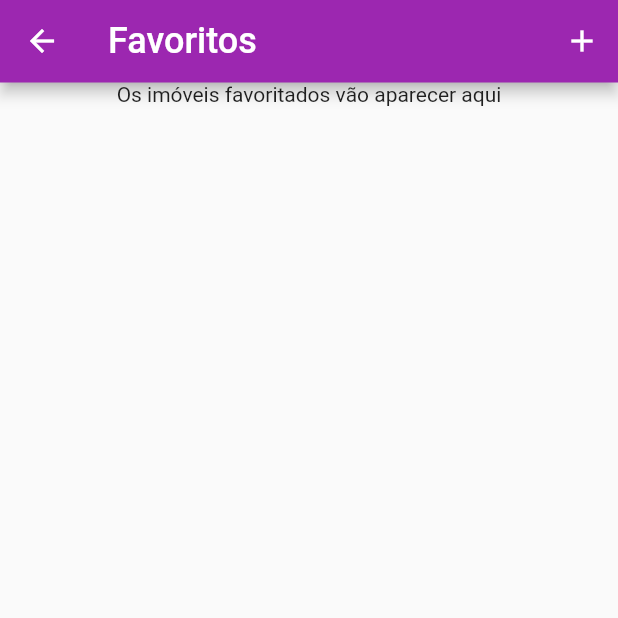
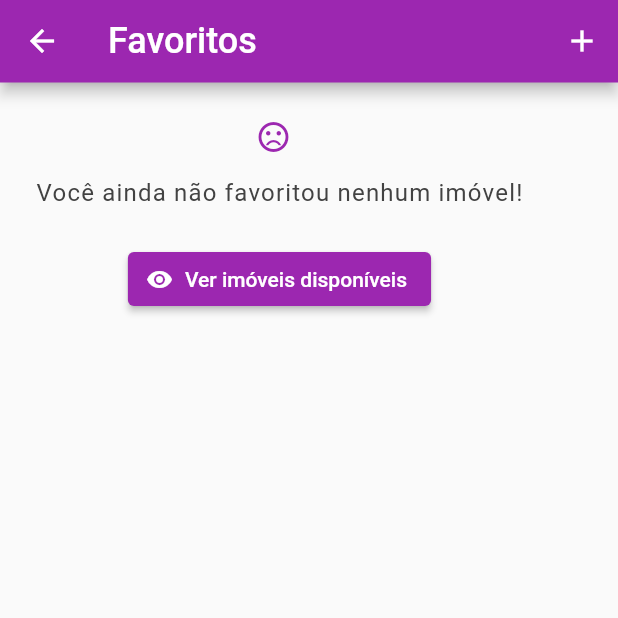
Before and after one commit to isasalmeron/house_listing, a Flutter app: the Favorites screen opened by its route, on a phone screen of 412 x 824 dp, the top half of it. Run offline on Flutter 3.47's test engine with Material 2 defaults, Android fonts, the phone set to English and light mode, and no system bars.

Commit message:
Add favorite screen

```diff
--- /dev/null
+++ b/lib/components/buttons/primary_button.dart
@@ -0,0 +1,22 @@
+import 'package:flutter/material.dart';
+
+class PrimaryButton extends StatelessWidget {
+  final IconData icon;
+  final String text;
+  final Function onPressed;
+
+  PrimaryButton({
+    this.icon,
+    this.text,
+    @required this.onPressed,
+  });
+
+  @override
+  Widget build(BuildContext context) {
+    return ElevatedButton.icon(
+      icon: Icon(icon, size: 18),
+      label: Text(text),
+      onPressed: onPressed,
+    );
+  }
+}
--- /dev/null
+++ b/lib/components/empty_state.dart
@@ -0,0 +1,32 @@
+import 'package:flutter/material.dart';
+
+import 'package:house_listing/components/icon.dart';
+import 'package:house_listing/components/typography/body.dart';
+
+class EmptyState extends StatelessWidget {
+  final IconData icon;
+  final String message;
+  final Widget button;
+
+  EmptyState({
+    this.message,
+    this.button,
+    this.icon,
+  });
+
+  @override
+  Widget build(BuildContext context) {
+    return Column(
+      children: [
+        CustomIcon(icon: icon),
+        Padding(
+          padding: const EdgeInsets.fromLTRB(0, 16, 0, 24),
+          child: Body(text: message),
+        ),
+        Column(
+          children: [button],
+        ),
+      ],
+    );
+  }
+}
--- a/lib/components/house_card/house_info.dart
+++ b/lib/components/house_card/house_info.dart
@@ -1,6 +1,6 @@
 import 'package:flutter/material.dart';
+
 import 'package:house_listing/components/icon.dart';
-
 import 'package:house_listing/components/typography/label.dart';
 
 class HouseInfo extends StatelessWidget {
--- a/lib/components/house_card/location_info.dart
+++ b/lib/components/house_card/location_info.dart
@@ -1,6 +1,6 @@
 import 'package:flutter/material.dart';
+
 import 'package:house_listing/components/icon.dart';
-
 import 'package:house_listing/components/typography/body.dart';
 
 class LocationInfo extends StatelessWidget {
--- a/lib/models/address.dart
+++ b/lib/models/address.dart
@@ -3,9 +3,9 @@ class Address {
   final String neighborhood;
   final String city;
 
-  Address(
+  Address({
     this.street,
     this.neighborhood,
     this.city,
-  );
+  });
 }
--- a/lib/models/house.dart
+++ b/lib/models/house.dart
@@ -1,6 +1,8 @@
+import 'package:flutter/material.dart';
+
 import 'package:house_listing/models/address.dart';
 
-class House {
+class House extends ChangeNotifier {
   final String houseType;
   final String businessType;
   final double amount;
@@ -8,9 +10,9 @@ class House {
   final int footage;
   final Address address;
   final String thumbnail;
-  final bool isFavorited;
+  bool isFavorited;
 
-  House(
+  House({
     this.houseType,
     this.businessType,
     this.amount,
@@ -19,5 +21,11 @@ class House {
     this.address,
     this.thumbnail,
     this.isFavorited,
-  );
+  });
+
+  updateIsFavorited(House house) {
+    house.isFavorited = !house.isFavorited;
+
+    notifyListeners();
+  }
 }
--- a/lib/screens/favorites.dart
+++ /dev/null
@@ -1,37 +0,0 @@
-import 'package:flutter/material.dart';
-
-import 'package:house_listing/components/app_bar.dart';
-
-class Favorites extends StatelessWidget {
-  @override
-  Widget build(BuildContext context) {
-    return Scaffold(
-      appBar: PreferredSize(
-        preferredSize: const Size.fromHeight(55),
-        child: CustomAppBar(
-          icons: [
-            IconButton(
-              icon: const Icon(Icons.add),
-              tooltip: 'Cadastrar um novo imóvel',
-              onPressed: () {
-                Navigator.pushNamed(context, '/cadastrar');
-              },
-            ),
-          ],
-          title: 'Favoritos',
-        ),
-      ),
-      body: ListView(children: <Widget>[
-        Center(
-          child: Column(
-            children: <Widget>[
-              Text(
-                'Os imóveis favoritados vão aparecer aqui',
-              ),
-            ],
-          ),
-        ),
-      ]),
-    );
-  }
-}
--- /dev/null
+++ b/lib/screens/favorites/favorites.dart
@@ -0,0 +1,67 @@
+import 'package:flutter/material.dart';
+import 'package:provider/provider.dart';
+
+import 'package:house_listing/models/houses.dart';
+import 'package:house_listing/components/app_bar.dart';
+import 'package:house_listing/components/empty_state.dart';
+import 'package:house_listing/components/house_card/house_card.dart';
+import 'package:house_listing/components/buttons/primary_button.dart';
+import 'package:house_listing/screens/favorites/messages.dart';
+
+class Favorites extends StatelessWidget {
+  @override
+  Widget build(BuildContext context) {
+    return Scaffold(
+      appBar: PreferredSize(
+        preferredSize: const Size.fromHeight(55),
+        child: CustomAppBar(
+          icons: [
+            IconButton(
+              icon: const Icon(Icons.add),
+              tooltip: addHouseTooltip,
+              onPressed: () {
+                Navigator.pushNamed(context, '/cadastrar');
+              },
+            ),
+          ],
+          title: appBarTitle,
+        ),
+      ),
+      body: Padding(
+        padding: const EdgeInsets.all(24),
+        child: Consumer<Houses>(builder: (context, houses, child) {
+          final _numberOfHouses = houses.houses.length;
+
+          if (_numberOfHouses >= 1) {
+            final _favoritedHouses =
+                houses.houses.where((house) => house.isFavorited).toList();
+            final _numberOfFavoritedHouses = _favoritedHouses.length;
+
+            if (_numberOfFavoritedHouses >= 1) {
+              final _lastFavorited = _favoritedHouses.reversed;
+
+              return ListView(
+                children: _lastFavorited
+                    .map((house) => HouseCard(
+                          house: house,
+                          hasFavoritedIcon: false,
+                        ))
+                    .toList(),
+              );
+            }
+          }
+
+          return EmptyState(
+            icon: Icons.sentiment_dissatisfied_sharp,
+            message: emptyStateMessage,
+            button: PrimaryButton(
+              icon: Icons.remove_red_eye,
+              text: emptyStateButtonMessage,
+              onPressed: () => Navigator.of(context).pop(),
+            ),
+          );
+        }),
+      ),
+    );
+  }
+}
--- /dev/null
+++ b/lib/screens/favorites/messages.dart
@@ -0,0 +1,6 @@
+final addHouseTooltip = 'Cadastrar um novo imóvel';
+
+final emptyStateMessage = 'Você ainda não favoritou nenhum imóvel!';
+final emptyStateButtonMessage = 'Ver imóveis disponíveis';
+
+final appBarTitle = 'Favoritos';
--- /dev/null
+++ b/lib/screens/home_page/messages.dart
@@ -0,0 +1,8 @@
+final favoriteButtonTooltip = 'Favoritar';
+final addHouseTooltip = 'Cadastrar um novo imóvel';
+
+final emptyStateMessage =
+    'Não temos imóveis cadastrados no momento! Mas não se preocupe, você pode adicionar um novo imóvel a qualquer momento.';
+final emptyStateButtonMessage = 'Novo imóvel';
+
+final appBarTitle = 'Imóveis';
```
Also changed, not shown: lib/components/house_card/footer.dart (+18 -13 lines), lib/components/house_card/house_card.dart (+5 -3 lines), lib/main.dart (+12 -3 lines), lib/models/houses.dart (+3 -25 lines), lib/screens/home_page.dart (deleted, +0 -69 lines), lib/screens/home_page/home_page.dart (added, +63 -0 lines), lib/screens/register_house.dart (+90 -51 lines).
